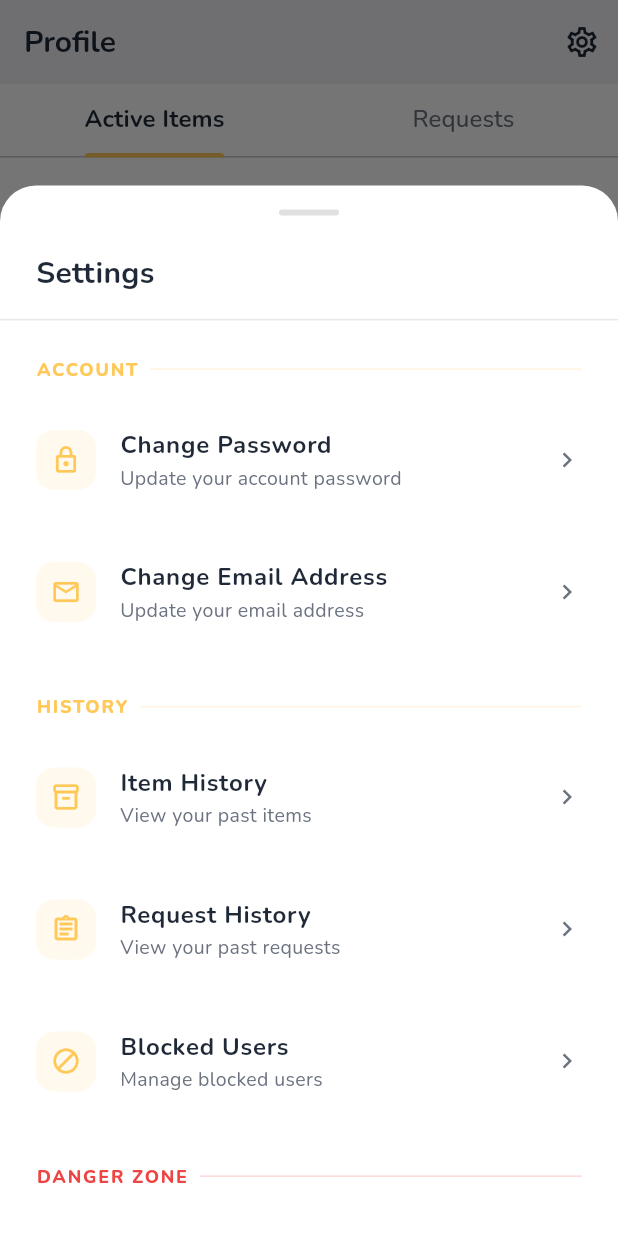
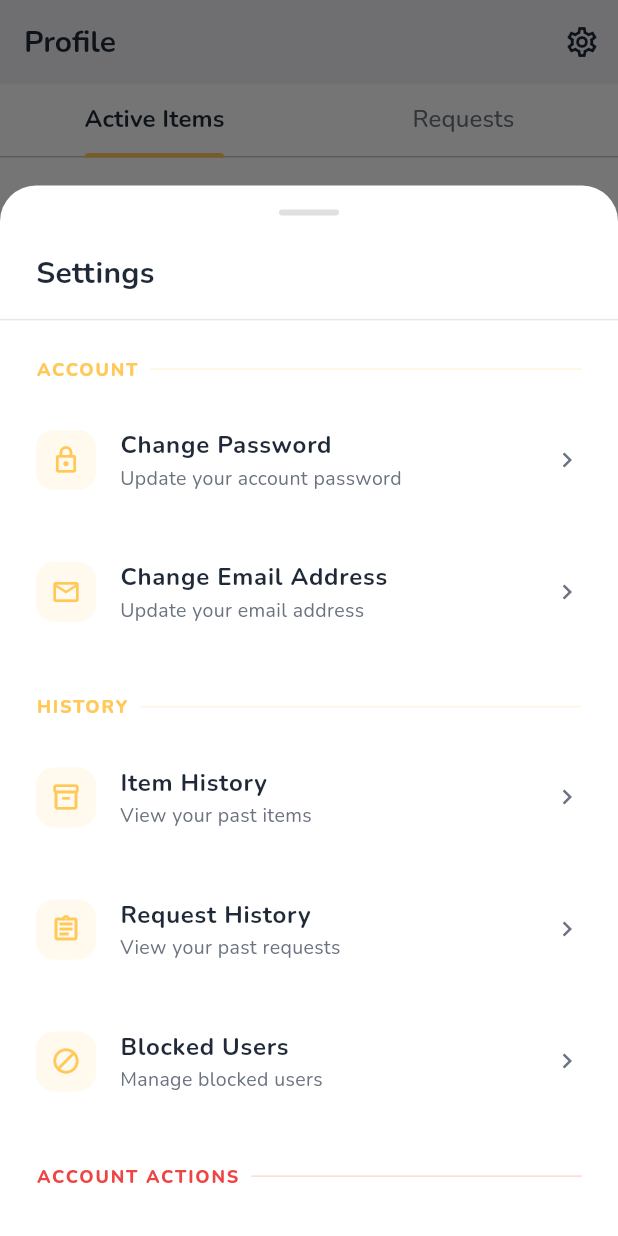
Before and after one commit to mmervesahhin/BEES_SeniorProject_team4, a Flutter app: the UserProfileScreen screen opened directly, scrolled down 514 dp, after a tap on the "settings" icon, on a phone screen of 412 x 824 dp. Run offline on Flutter 3.47's test engine with Material 3 defaults, Android fonts, the phone set to English and light mode, and no system bars; our stand-ins replace carousel_slider, cloud_firestore, file_picker, firebase_auth, firebase_core, firebase_storage and 6 more; missing offline and left inert: bcrypt, flutter_sound; accounts and stored records are empty.

Commit message:
UI enchancements

```diff
--- a/lib/views/screens/user_profile_screen.dart
+++ b/lib/views/screens/user_profile_screen.dart
@@ -227,7 +227,7 @@ class _UserProfileScreenState extends State<UserProfileScreen> with TickerProvid
                             },
                           ),
 
-                          _buildSettingsCategory("Danger Zone", isDanger: true),
+                          _buildSettingsCategory("Account Actions", isDanger: true),
                           _buildSettingsListTile(
                             icon: Icons.delete_outline,
                             title: "Delete Account",
```
